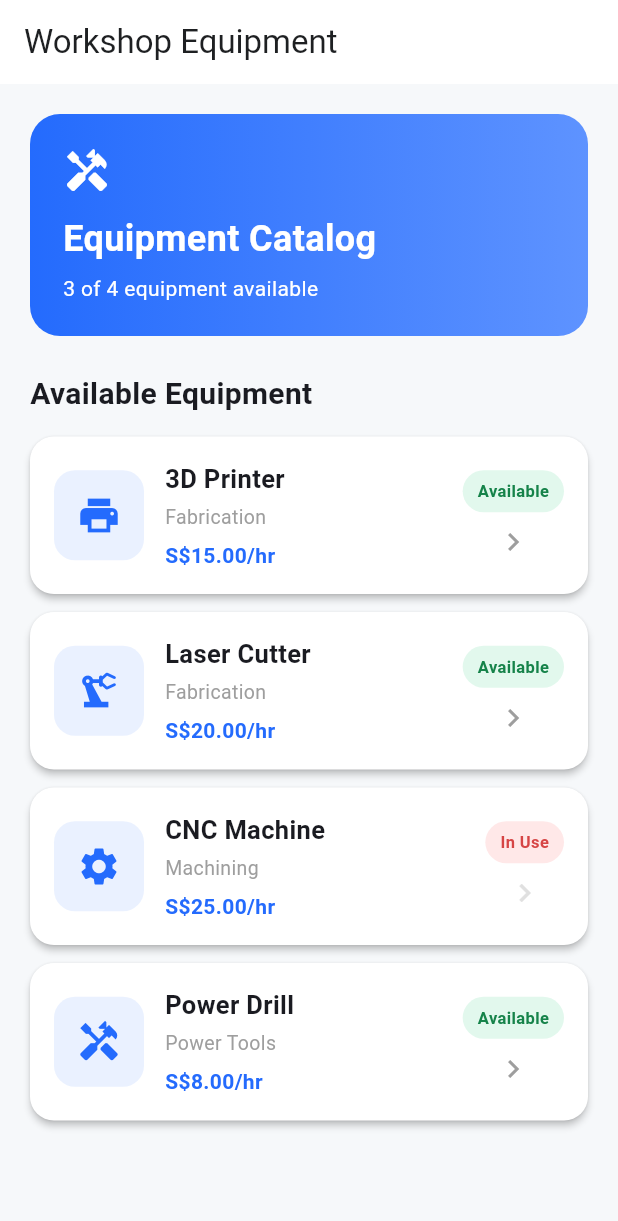
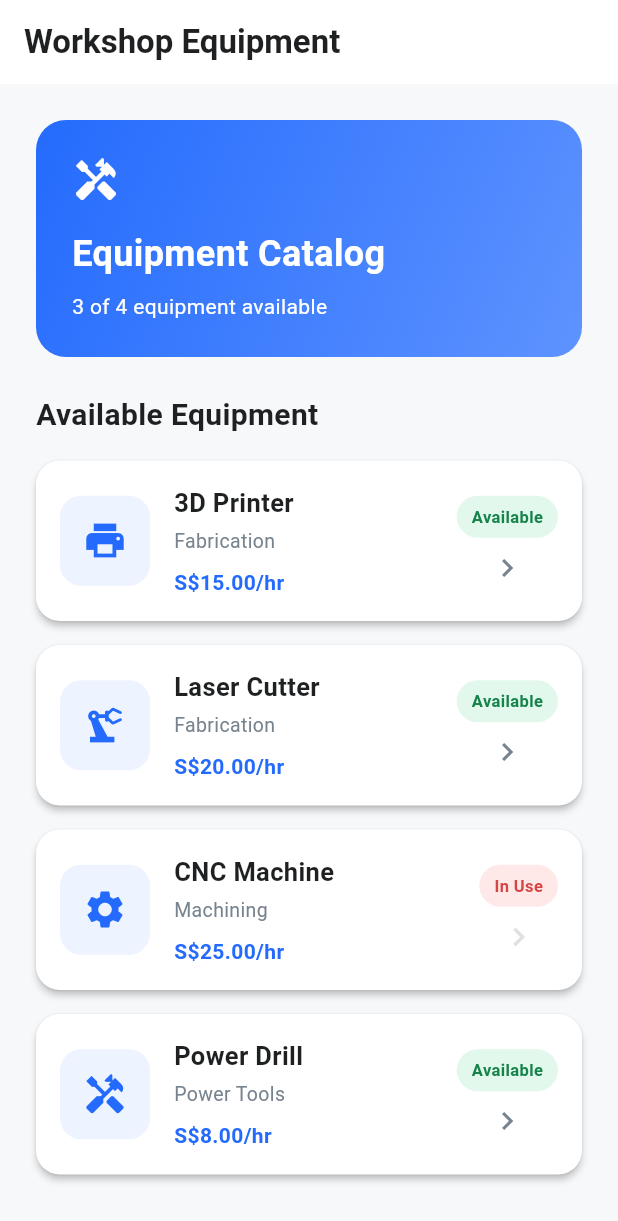
Before and after one commit to est-xllx/wss-workshop-manager, a Flutter app: the screen it shows after launch, on a phone screen of 412 x 824 dp. Shown: the top 1221 px of the screen. Run offline on Flutter 3.47's test engine with Material 3 defaults, Android fonts, the phone set to English and light mode, and no system bars.

Commit message:
feat: add GUI styling and reusable badges

```diff
--- a/lib/screens/catalog_screen.dart
+++ b/lib/screens/catalog_screen.dart
@@ -1,6 +1,9 @@
 import 'package:flutter/material.dart';
 import '../models/equipment_item.dart';
 import '../widgets/equipment_card.dart';
+import '../utils/app_colors.dart';
+import '../utils/app_dimensions.dart';
+import '../utils/app_styles.dart';
 
 class CatalogScreen extends StatelessWidget {
   const CatalogScreen({super.key});
@@ -12,28 +15,24 @@ class CatalogScreen extends StatelessWidget {
         equipmentList.where((item) => item.isAvailable).length;
 
     return Scaffold(
-      backgroundColor: const Color(0xFFF6F8FA),
-
+      backgroundColor: AppColors.background,
       appBar: AppBar(
-        title: const Text('Workshop Equipment'),
-        backgroundColor: Colors.white,
-        foregroundColor: const Color(0xFF1E2022),
-        elevation: 0,
+        title: const Text(
+          'Workshop Equipment',
+          style: AppStyles.pageTitle,
+        ),
+        backgroundColor: AppColors.card,
       ),
-
       body: ListView(
-        padding: const EdgeInsets.all(20),
+        padding: const EdgeInsets.all(AppDimensions.lg),
         children: [
           Container(
-            padding: const EdgeInsets.all(22),
+            padding: const EdgeInsets.all(AppDimensions.lg),
             decoration: BoxDecoration(
-              gradient: const LinearGradient(
-                colors: [
-                  Color(0xFF246BFD),
-                  Color(0xFF5E93FF),
-                ],
+              gradient: AppColors.headerGradient,
+              borderRadius: BorderRadius.circular(
+                AppDimensions.bannerRadius,
               ),
-              borderRadius: BorderRadius.circular(20),
             ),
             child: Column(
               crossAxisAlignment: CrossAxisAlignment.start,
@@ -43,20 +42,12 @@ class CatalogScreen extends StatelessWidget {
                   color: Colors.white,
                   size: 32,
                 ),
-
-                const SizedBox(height: 12),
-
+                const SizedBox(height: AppDimensions.md),
                 const Text(
                   'Equipment Catalog',
-                  style: TextStyle(
-                    color: Colors.white,
-                    fontSize: 24,
-                    fontWeight: FontWeight.bold,
-                  ),
+                  style: AppStyles.bannerTitle,
                 ),
-
-                const SizedBox(height: 6),
-
+                const SizedBox(height: AppDimensions.sm),
                 Text(
                   '$availableCount of ${equipmentList.length} '
                       'equipment available',
@@ -68,19 +59,12 @@ class CatalogScreen extends StatelessWidget {
               ],
             ),
           ),
-
-          const SizedBox(height: 24),
-
+          const SizedBox(height: AppDimensions.lg),
           const Text(
             'Available Equipment',
-            style: TextStyle(
-              fontSize: 20,
-              fontWeight: FontWeight.bold,
-            ),
+            style: AppStyles.sectionTitle,
           ),
-
-          const SizedBox(height: 14),
-
+          const SizedBox(height: AppDimensions.md),
           ...equipmentList.map(
                 (equipment) => EquipmentCard(
               equipment: equipment,
--- a/lib/utils/app_colors.dart
+++ b/lib/utils/app_colors.dart
@@ -0,0 +1,25 @@
+import 'package:flutter/material.dart';
+
+class AppColors {
+  AppColors._();
+
+  static const Color background = Color(0xFFF6F8FA);
+  static const Color primary = Color(0xFF246BFD);
+  static const Color primaryLight = Color(0xFF5E93FF);
+
+  static const Color card = Colors.white;
+  static const Color textDark = Color(0xFF1E2022);
+  static const Color textMuted = Color(0xFF77838F);
+
+  static const Color success = Color(0xFF16834A);
+  static const Color successBackground = Color(0xFFE2F8ED);
+
+  static const Color danger = Color(0xFFD64545);
+  static const Color dangerBackground = Color(0xFFFFE8E8);
+
+  static const LinearGradient headerGradient = LinearGradient(
+    colors: [primary, primaryLight],
+    begin: Alignment.topLeft,
+    end: Alignment.bottomRight,
+  );
+}
--- a/lib/utils/app_dimensions.dart
+++ b/lib/utils/app_dimensions.dart
@@ -0,0 +1,16 @@
+class AppDimensions {
+  AppDimensions._();
+
+  static const double xs = 4;
+  static const double sm = 8;
+  static const double md = 16;
+  static const double lg = 24;
+  static const double xl = 32;
+
+  static const double cardRadius = 16;
+  static const double bannerRadius = 20;
+  static const double badgeRadius = 20;
+
+  static const double iconSize = 30;
+  static const double cardIconBox = 60;
+}
--- a/lib/utils/app_styles.dart
+++ b/lib/utils/app_styles.dart
@@ -0,0 +1,41 @@
+import 'package:flutter/material.dart';
+import 'app_colors.dart';
+
+class AppStyles {
+  AppStyles._();
+
+  static const TextStyle pageTitle = TextStyle(
+    fontSize: 22,
+    fontWeight: FontWeight.bold,
+    color: AppColors.textDark,
+  );
+
+  static const TextStyle sectionTitle = TextStyle(
+    fontSize: 20,
+    fontWeight: FontWeight.bold,
+    color: AppColors.textDark,
+  );
+
+  static const TextStyle bannerTitle = TextStyle(
+    fontSize: 24,
+    fontWeight: FontWeight.bold,
+    color: Colors.white,
+  );
+
+  static const TextStyle cardTitle = TextStyle(
+    fontSize: 17,
+    fontWeight: FontWeight.bold,
+    color: AppColors.textDark,
+  );
+
+  static const TextStyle subtitle = TextStyle(
+    fontSize: 13,
+    color: AppColors.textMuted,
+  );
+
+  static const TextStyle price = TextStyle(
+    fontSize: 14,
+    fontWeight: FontWeight.w600,
+    color: AppColors.primary,
+  );
+}
--- a/lib/widgets/custom_badge.dart
+++ b/lib/widgets/custom_badge.dart
@@ -0,0 +1,40 @@
+import 'package:flutter/material.dart';
+import '../utils/app_colors.dart';
+import '../utils/app_dimensions.dart';
+
+class CustomBadge extends StatelessWidget {
+  final bool isAvailable;
+
+  const CustomBadge({
+    super.key,
+    required this.isAvailable,
+  });
+
+  @override
+  Widget build(BuildContext context) {
+    return Container(
+      padding: const EdgeInsets.symmetric(
+        horizontal: 10,
+        vertical: 6,
+      ),
+      decoration: BoxDecoration(
+        color: isAvailable
+            ? AppColors.successBackground
+            : AppColors.dangerBackground,
+        borderRadius: BorderRadius.circular(
+          AppDimensions.badgeRadius,
+        ),
+      ),
+      child: Text(
+        isAvailable ? 'Available' : 'In Use',
+        style: TextStyle(
+          color: isAvailable
+              ? AppColors.success
+              : AppColors.danger,
+          fontSize: 11,
+          fontWeight: FontWeight.bold,
+        ),
+      ),
+    );
+  }
+}
--- a/lib/widgets/equipment_card.dart
+++ b/lib/widgets/equipment_card.dart
@@ -1,5 +1,9 @@
 import 'package:flutter/material.dart';
 import '../models/equipment_item.dart';
+import '../utils/app_colors.dart';
+import '../utils/app_dimensions.dart';
+import '../utils/app_styles.dart';
+import 'custom_badge.dart';
 
 class EquipmentCard extends StatelessWidget {
   final EquipmentItem equipment;
@@ -13,104 +17,73 @@ class EquipmentCard extends StatelessWidget {
 
   @override
   Widget build(BuildContext context) {
-    final available = equipment.isAvailable;
-
     return Card(
-      color: Colors.white,
+      color: AppColors.card,
       elevation: 2,
-      margin: const EdgeInsets.only(bottom: 12),
+      margin: const EdgeInsets.only(
+        bottom: AppDimensions.md,
+      ),
       shape: RoundedRectangleBorder(
-        borderRadius: BorderRadius.circular(16),
+        borderRadius: BorderRadius.circular(
+          AppDimensions.cardRadius,
+        ),
       ),
       child: InkWell(
-        onTap: available ? onTap : null,
-        borderRadius: BorderRadius.circular(16),
+        onTap: equipment.isAvailable ? onTap : null,
+        borderRadius: BorderRadius.circular(
+          AppDimensions.cardRadius,
+        ),
         child: Padding(
-          padding: const EdgeInsets.all(16),
+          padding: const EdgeInsets.all(AppDimensions.md),
           child: Row(
             children: [
               Container(
-                width: 60,
-                height: 60,
+                width: AppDimensions.cardIconBox,
+                height: AppDimensions.cardIconBox,
                 decoration: BoxDecoration(
-                  color: const Color(0xFFEAF1FF),
+                  color: AppColors.primary.withValues(alpha: 0.08),
                   borderRadius: BorderRadius.circular(14),
                 ),
                 child: Icon(
                   equipment.icon,
-                  size: 30,
-                  color: const Color(0xFF246BFD),
+                  size: AppDimensions.iconSize,
+                  color: AppColors.primary,
                 ),
               ),
-
-              const SizedBox(width: 14),
-
+              const SizedBox(width: AppDimensions.md),
               Expanded(
                 child: Column(
                   crossAxisAlignment: CrossAxisAlignment.start,
                   children: [
                     Text(
                       equipment.name,
-                      style: const TextStyle(
-                        fontSize: 17,
-                        fontWeight: FontWeight.bold,
-                      ),
+                      style: AppStyles.cardTitle,
                     ),
-
-                    const SizedBox(height: 4),
-
+                    const SizedBox(height: AppDimensions.xs),
                     Text(
                       equipment.category,
-                      style: const TextStyle(
-                        color: Colors.grey,
-                        fontSize: 13,
-                      ),
+                      style: AppStyles.subtitle,
                     ),
-
-                    const SizedBox(height: 6),
-
+                    const SizedBox(height: AppDimensions.sm),
                     Text(
                       'S\$${equipment.hourlyRate.toStringAsFixed(2)}/hr',
-                      style: const TextStyle(
-                        color: Color(0xFF246BFD),
-                        fontWeight: FontWeight.w600,
-                      ),
+                      style: AppStyles.price,
                     ),
                   ],
                 ),
               ),
-
+              const SizedBox(width: AppDimensions.sm),
               Column(
+                mainAxisSize: MainAxisSize.min,
                 children: [
-                  Container(
-                    padding: const EdgeInsets.symmetric(
-                      horizontal: 10,
-                      vertical: 6,
-                    ),
-                    decoration: BoxDecoration(
-                      color: available
-                          ? const Color(0xFFE2F8ED)
-                          : const Color(0xFFFFE8E8),
-                      borderRadius: BorderRadius.circular(20),
-                    ),
-                    child: Text(
-                      available ? 'Available' : 'In Use',
-                      style: TextStyle(
-                        color: available
-                            ? const Color(0xFF16834A)
-                            : const Color(0xFFD64545),
-                        fontSize: 11,
-                        fontWeight: FontWeight.bold,
-                      ),
-                    ),
+                  CustomBadge(
+                    isAvailable: equipment.isAvailable,
                   ),
-
-                  const SizedBox(height: 8),
-
+                  const SizedBox(height: AppDimensions.sm),
                   Icon(
                     Icons.chevron_right,
-                    color: available
-                        ? Colors.grey
+                    color: equipment.isAvailable
+                        ? AppColors.textMuted
                         : Colors.grey.shade300,
                   ),
                 ],
```
Also changed, not shown: 1 other file.
